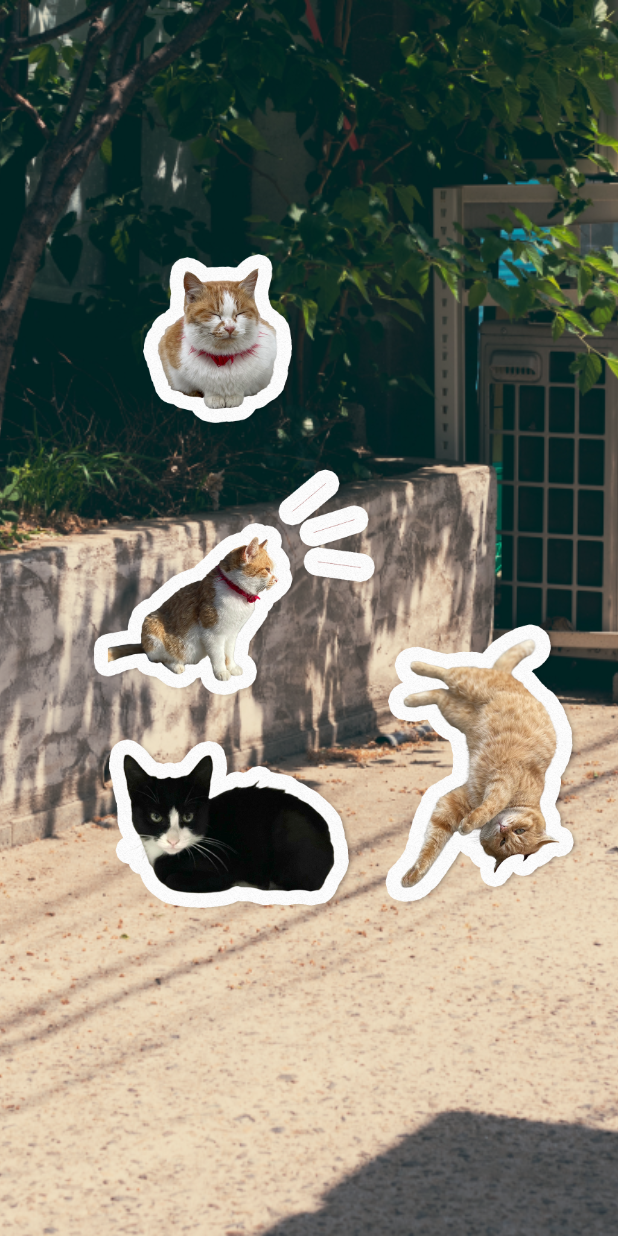
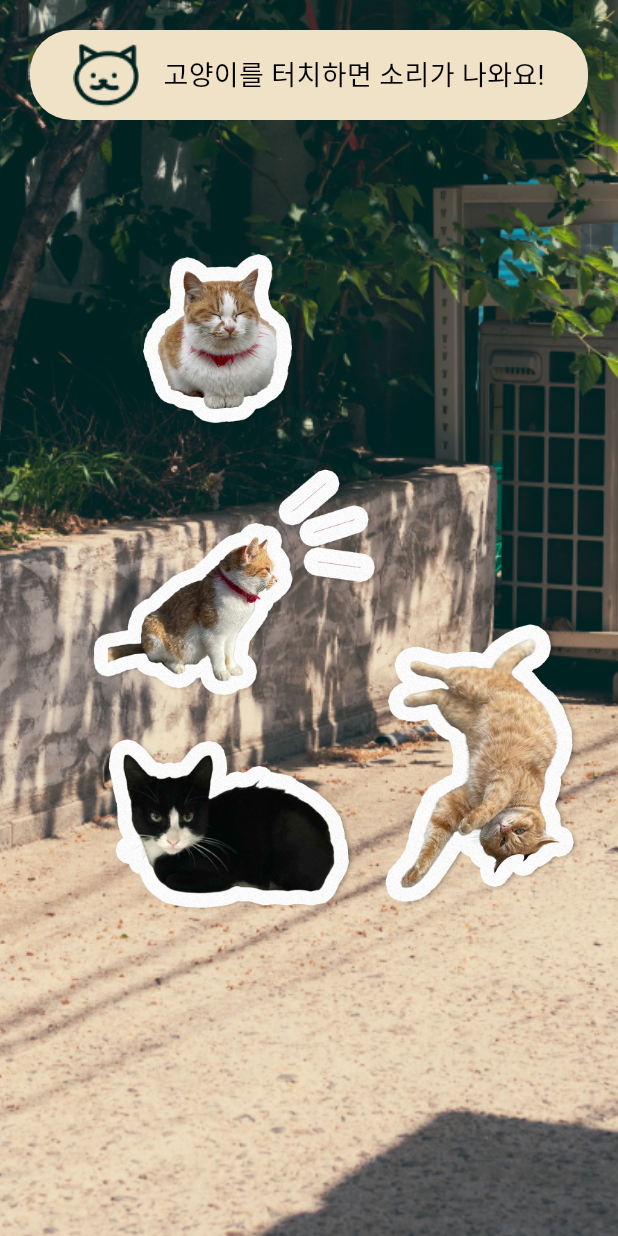
Before and after one commit to hongjyoun/app-two, a Flutter app: the CatSoundScreen screen opened directly, on a phone screen of 412 x 824 dp. Run offline on Flutter 3.47's test engine with Material 3 defaults, Android fonts, the phone set to English and light mode, and no system bars; our stand-ins replace audioplayers; Roboto replaces fonts that are missing (SeoulHangangEB).

Commit message:
title added & finished!

```diff
--- a/lib/constants/sizes.dart
+++ b/lib/constants/sizes.dart
@@ -13,6 +13,7 @@ class Sizes {
   static const size12 = 12.0;
   static const size14 = 14.0;
   static const size16 = 16.0;
+  static const size18 = 18.0;
   static const size20 = 20.0;
   static const size24 = 24.0;
   static const size28 = 28.0;
--- a/lib/screens/cat_sound_screen.dart
+++ b/lib/screens/cat_sound_screen.dart
@@ -1,3 +1,5 @@
+import 'package:app_two/constants/gaps.dart';
+import 'package:app_two/constants/sizes.dart';
 import 'package:audioplayers/audioplayers.dart';
 import 'package:flutter/material.dart';
 
@@ -66,6 +68,36 @@ class _CatSoundScreenState extends State<CatSoundScreen> {
             child: Stack(
               children: [
                 Positioned(
+                  top: 20,
+                  left: (MediaQuery.of(context).size.width / 2) -
+                      ((MediaQuery.of(context).size.width - 40) / 2),
+                  child: Container(
+                    height: 60,
+                    width: MediaQuery.of(context).size.width - 40,
+                    decoration: BoxDecoration(
+                      color: const Color(0xFFF0E2C6),
+                      borderRadius: BorderRadius.circular(Sizes.size28),
+                    ),
+                    child: const Row(
+                      mainAxisAlignment: MainAxisAlignment.center,
+                      children: [
+                        Image(
+                          image: AssetImage('assets/images/icon_cat.png'),
+                        ),
+                        Gaps.h16,
+                        Text(
+                          "고양이를 터치하면 소리가 나와요!",
+                          style: TextStyle(
+                            color: Colors.black,
+                            fontSize: Sizes.size18,
+                            fontFamily: 'SeoulHangangEB',
+                          ),
+                        ),
+                      ],
+                    ),
+                  ),
+                ),
+                Positioned(
                   top: _positionsTop["cat1"],
                   left: _positionsLeft["cat1"],
                   child: GestureDetector(
```
Also changed, not shown: assets/images/icon_cat.png (added).
